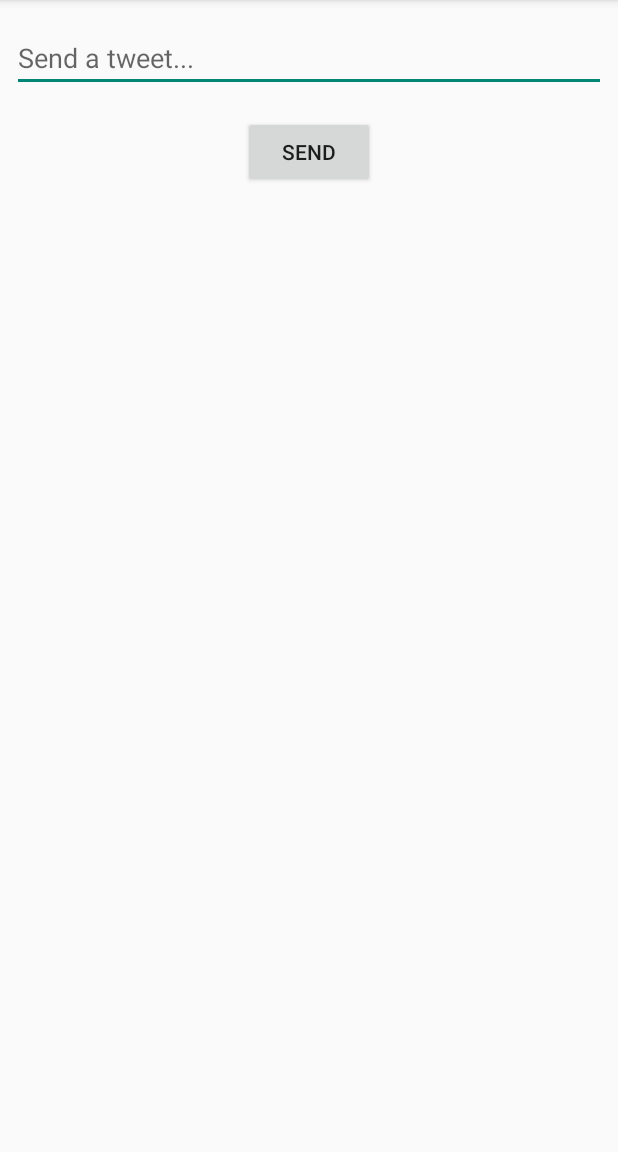
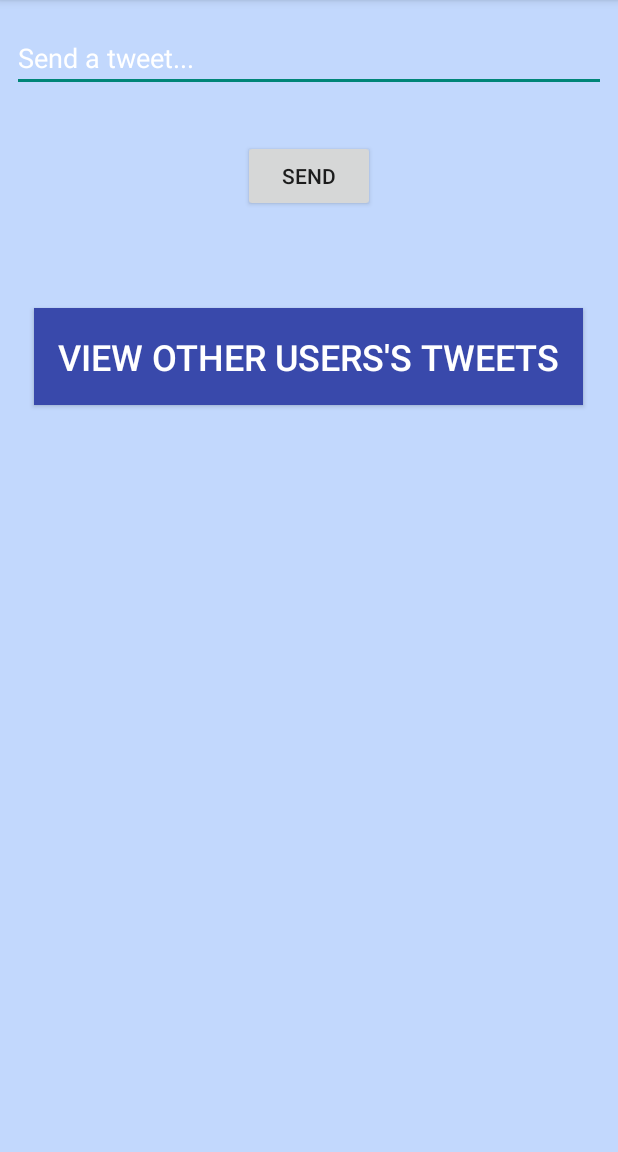
Before and after one commit to ShonenDi/TwitterClone, an Android app: the SendTwitt screen opened directly, with no data from a screen before it, on a phone screen of 412 x 824 dp, the part 84-1236 px from its top. Run offline under Robolectric (Android 15) with nearby library versions, the phone set to English and light mode, and no system bars; libraries missing offline, so code that uses them is left out: com.parse, com.shashank.sony.

Commit message:
add button to see another users tweets

```diff
--- a/app/src/main/java/com/shonen/ukr/qtwitterclone/SendTwitt.java
+++ b/app/src/main/java/com/shonen/ukr/qtwitterclone/SendTwitt.java
@@ -6,17 +6,27 @@ import android.os.Bundle;
 import android.view.View;
 import android.widget.Button;
 import android.widget.EditText;
+import android.widget.ListView;
+import android.widget.SimpleAdapter;
 import android.widget.Toast;
 
+import com.parse.FindCallback;
 import com.parse.ParseException;
 import com.parse.ParseObject;
+import com.parse.ParseQuery;
 import com.parse.ParseUser;
 import com.parse.SaveCallback;
 import com.shashank.sony.fancytoastlib.FancyToast;
 
+import java.util.ArrayList;
+import java.util.HashMap;
+import java.util.List;
+
 public class SendTwitt extends AppCompatActivity implements View.OnClickListener {
     private EditText edtMassage;
     private Button btnSend;
+    private Button btnShowTweets;
+    private ListView listOfTweets;
 
     @Override
     protected void onCreate(Bundle savedInstanceState) {
@@ -25,28 +35,55 @@ public class SendTwitt extends AppCompatActivity implements View.OnClickListener
 
         edtMassage = findViewById(R.id.edtSendtxt);
         btnSend = findViewById(R.id.btnSend);
+        btnShowTweets = findViewById(R.id.btnShowTwits);
+        listOfTweets = findViewById(R.id.listOfTweets);
         btnSend.setOnClickListener(this);
+        btnShowTweets.setOnClickListener(this);
     }
 
     @Override
     public void onClick(View v) {
-        if(v.getId()==R.id.btnSend){
+        if (v.getId() == R.id.btnSend) {
             ParseObject userTweet = new ParseObject("MyTweet");
-            userTweet.put("tweet",edtMassage.getText().toString());
+            userTweet.put("tweet", edtMassage.getText().toString());
             userTweet.put("user", ParseUser.getCurrentUser().getUsername());
 
             userTweet.saveInBackground(new SaveCallback() {
                 @Override
                 public void done(ParseException e) {
-                    if(e==null){
-                        FancyToast.makeText(SendTwitt.this,ParseUser.getCurrentUser().getUsername() + " tweet: "+ edtMassage.getText().toString(),
-                                Toast.LENGTH_LONG,FancyToast.SUCCESS,false).show();
-                    }else{
-                        FancyToast.makeText(SendTwitt.this,e.getMessage(),
-                                Toast.LENGTH_LONG,FancyToast.ERROR,false).show();
+                    if (e == null) {
+                        FancyToast.makeText(SendTwitt.this, ParseUser.getCurrentUser().getUsername() + " tweet: " + edtMassage.getText().toString(),
+                                Toast.LENGTH_LONG, FancyToast.SUCCESS, false).show();
+                    } else {
+                        FancyToast.makeText(SendTwitt.this, e.getMessage(),
+                                Toast.LENGTH_LONG, FancyToast.ERROR, false).show();
                     }
                 }
             });
+        } else if (v.getId() == R.id.btnShowTwits) {
+            final ArrayList<HashMap<String, String>> tweetList = new ArrayList<>();
+            final SimpleAdapter adapter = new SimpleAdapter(SendTwitt.this, tweetList, android.R.layout.simple_list_item_2,
+                    new String[]{"tweetUserName", "tweetValue"}, new int[]{android.R.id.text1, android.R.id.text2});
+            try {
+                ParseQuery parseQuery = ParseQuery.getQuery("MyTweet");
+                parseQuery.findInBackground(new FindCallback<ParseObject>() {
+                    @Override
+                    public void done(List<ParseObject> objects, ParseException e) {
+                            if(objects.size()>0&&e==null){
+                                for(ParseObject tweet:objects){
+                                    HashMap<String,String> userTweet = new HashMap<>();
+                                    userTweet.put("tweenUserName",tweet.getString("user"));
+                                    userTweet.put("tweetValue",tweet.getString("tweet"));
+                                    tweetList.add(userTweet);
+                                }
+                            }
+                             listOfTweets.setAdapter(adapter);
+                    }
+
+                });
+            } catch (Exception e) {
+                e.printStackTrace();
+            }
         }
     }
 }
--- /dev/null
+++ b/app/src/main/java/com/shonen/ukr/qtwitterclone/TwitListAdapter.java
@@ -0,0 +1,27 @@
+package com.shonen.ukr.qtwitterclone;
+
+import android.content.Context;
+import android.view.View;
+import android.view.ViewGroup;
+import android.widget.ArrayAdapter;
+import android.widget.ListAdapter;
+
+import androidx.annotation.NonNull;
+import androidx.annotation.Nullable;
+
+import com.parse.ParseUser;
+
+import java.util.ArrayList;
+import java.util.List;
+
+public class TwitListAdapter extends ArrayAdapter<ParseUser> {
+    public TwitListAdapter(@NonNull Context context, int resource, @NonNull ArrayList<ParseUser> users) {
+        super(context, 0, users);
+    }
+
+    @NonNull
+    @Override
+    public View getView(int position, @Nullable View convertView, @NonNull ViewGroup parent) {
+        return super.getView(position, convertView, parent);
+    }
+}
--- a/app/src/main/res/layout/activity_send_twitt.xml
+++ b/app/src/main/res/layout/activity_send_twitt.xml
@@ -1,14 +1,16 @@
 <?xml version="1.0" encoding="utf-8"?>
-<androidx.constraintlayout.widget.ConstraintLayout xmlns:android="http://schemas.android.com/apk/res/android"
+<LinearLayout xmlns:android="http://schemas.android.com/apk/res/android"
     xmlns:app="http://schemas.android.com/apk/res-auto"
     xmlns:tools="http://schemas.android.com/tools"
     android:layout_width="match_parent"
     android:layout_height="match_parent"
+    android:background="#7782B1FF"
+    android:orientation="vertical"
     tools:context=".SendTwitt">
 
     <EditText
         android:id="@+id/edtSendtxt"
-        android:layout_width="0dp"
+        android:layout_width="match_parent"
         android:layout_height="wrap_content"
         android:layout_marginStart="8dp"
         android:layout_marginTop="16dp"
@@ -16,17 +18,39 @@
         android:ems="10"
         android:hint="Send a tweet..."
         android:inputType="textPersonName"
-        app:layout_constraintEnd_toEndOf="parent"
-        app:layout_constraintStart_toStartOf="parent"
-        app:layout_constraintTop_toTopOf="parent" />
+        android:textColorHighlight="#FFFFFF"
+        android:textColorHint="#FFFFFF" />
 
     <Button
         android:id="@+id/btnSend"
         android:layout_width="wrap_content"
         android:layout_height="wrap_content"
+        android:layout_gravity="center"
+        android:layout_marginTop="32dp"
+        android:layout_marginBottom="32dp"
+        android:text="Send" />
+
+    <Button
+        android:id="@+id/btnShowTwits"
+        android:layout_width="wrap_content"
+        android:layout_height="wrap_content"
+        android:layout_gravity="center"
+        android:layout_marginStart="8dp"
+        android:layout_marginTop="32dp"
+        android:layout_marginEnd="8dp"
+        android:layout_marginBottom="8dp"
+        android:background="#3949AB"
+        android:padding="16dp"
+        android:text="View other users's tweets"
+        android:textColor="#FFFFFF"
+        android:textSize="24sp" />
+
+    <ListView
+        android:id="@+id/listOfTweets"
+        android:layout_width="wrap_content"
+        android:layout_height="wrap_content"
+        android:layout_marginStart="8dp"
         android:layout_marginTop="16dp"
-        android:text="Send"
-        app:layout_constraintEnd_toEndOf="parent"
-        app:layout_constraintStart_toStartOf="parent"
-        app:layout_constraintTop_toBottomOf="@+id/edtSendtxt" />
-</androidx.constraintlayout.widget.ConstraintLayout>
+        android:layout_marginEnd="8dp"
+        android:layout_marginBottom="8dp" />
+</LinearLayout>
```
